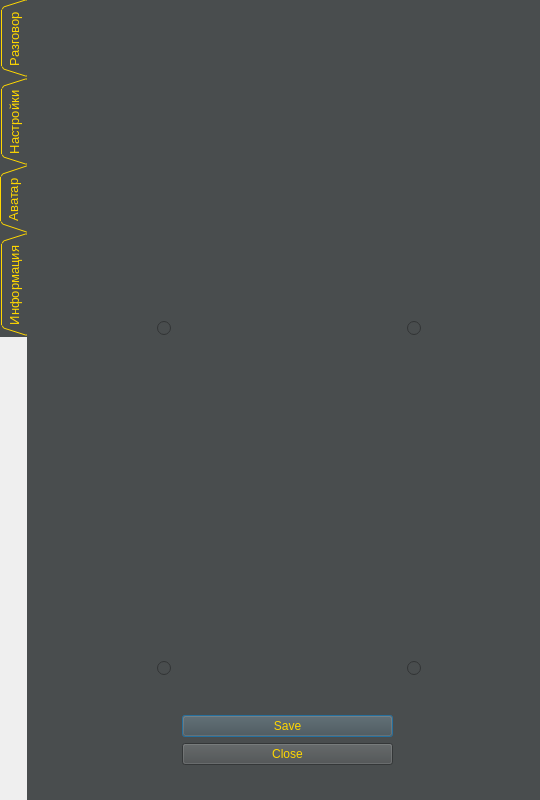
The window that src/ui/design.ui (Lilith0x/FQW) describes before a commit, drawn with Qt 5.
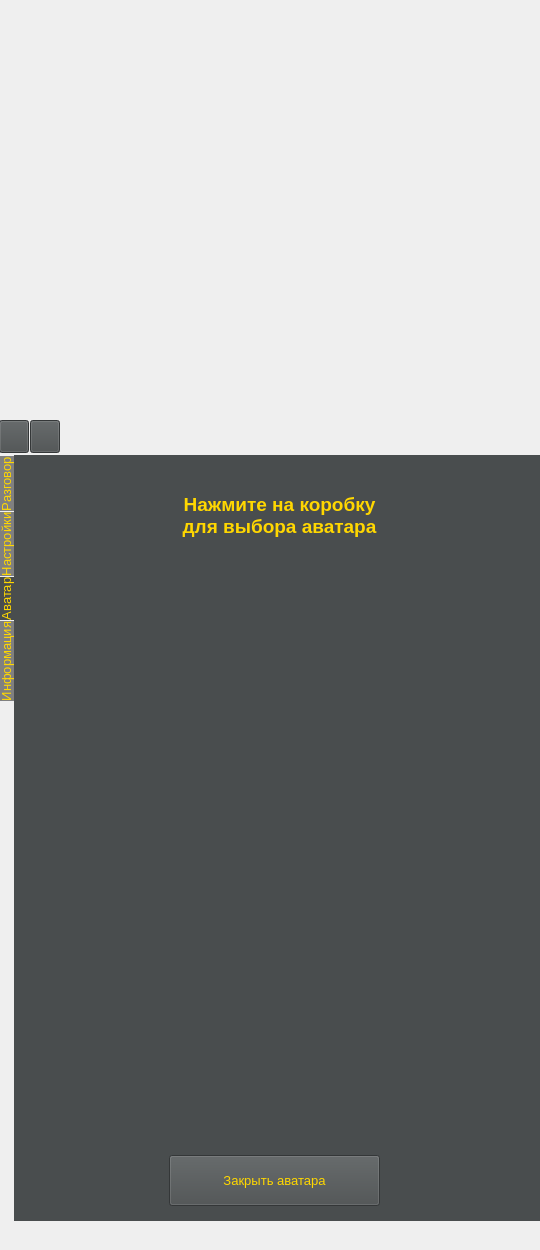
The same window after the commit. The open tabs and pages were chosen to show the change. Icons and pictures are not drawn.

What changed in the file:
```diff
--- a/src/ui/design.ui
+++ b/src/ui/design.ui
@@ -13,19 +13,19 @@
     <x>0</x>
     <y>0</y>
     <width>540</width>
-    <height>800</height>
+    <height>1250</height>
    </rect>
   </property>
   <property name="minimumSize">
    <size>
     <width>540</width>
-    <height>800</height>
+    <height>1250</height>
    </size>
   </property>
   <property name="maximumSize">
    <size>
     <width>540</width>
-    <height>800</height>
+    <height>1250</height>
    </size>
   </property>
   <property name="baseSize">
@@ -81,15 +81,17 @@
    </property>
    <property name="styleSheet">
     <string notr="true">border-color: rgb(73, 77, 78);
+color: rgb(255, 215, 0);
+
 </string>
    </property>
    <widget class="QTabWidget" name="tabWidget">
     <property name="geometry">
      <rect>
-      <x>0</x>
-      <y>-1</y>
+      <x>-1</x>
+      <y>455</y>
       <width>551</width>
-      <height>821</height>
+      <height>766</height>
      </rect>
     </property>
     <property name="font">
@@ -116,8 +118,29 @@
      <bool>false</bool>
     </property>
     <property name="styleSheet">
-     <string notr="true">color: rgb(255, 215, 0);
-background-color: rgb(73, 77, 78);
+     <string notr="true">QTabWidget::pane
+{
+	border:1px;
+	background:rgb(73, 77, 78);
+
+
+}
+
+QTabBar::tab
+{
+	background:rgb(128, 128, 128);
+	min-width: 4ex;
+	min-height: 35ex;
+	margin-top: 1px;
+	
+	color: rgb(255, 215, 0);
+
+}
+
+QTabBar::tab::selected
+{
+	background:rgb(73, 77, 78);
+}
 
 
 </string>
@@ -126,7 +149,7 @@
      <enum>QTabWidget::West</enum>
     </property>
     <property name="tabShape">
-     <enum>QTabWidget::Triangular</enum>
+     <enum>QTabWidget::Rounded</enum>
     </property>
     <property name="currentIndex">
      <number>3</number>
@@ -690,150 +713,20 @@
      </widget>
     </widget>
     <widget class="QWidget" name="tab">
+     <property name="styleSheet">
+      <string notr="true">background-color: rgb(73, 77, 78);
+</string>
+     </property>
      <attribute name="title">
       <string>Аватар</string>
      </attribute>
-     <widget class="QRadioButton" name="radioButton">
-      <property name="geometry">
-       <rect>
-        <x>130</x>
-        <y>320</y>
-        <width>18</width>
-        <height>18</height>
-       </rect>
-      </property>
-      <property name="text">
-       <string/>
-      </property>
-     </widget>
-     <widget class="QRadioButton" name="radioButton_2">
-      <property name="geometry">
-       <rect>
-        <x>380</x>
-        <y>320</y>
-        <width>18</width>
-        <height>18</height>
-       </rect>
-      </property>
-      <property name="text">
-       <string/>
-      </property>
-     </widget>
-     <widget class="QRadioButton" name="radioButton_3">
-      <property name="geometry">
-       <rect>
-        <x>130</x>
-        <y>660</y>
-        <width>18</width>
-        <height>18</height>
-       </rect>
-      </property>
-      <property name="text">
-       <string/>
-      </property>
-     </widget>
-     <widget class="QRadioButton" name="radioButton_4">
-      <property name="geometry">
-       <rect>
-        <x>380</x>
-        <y>660</y>
-        <width>18</width>
-        <height>18</height>
-       </rect>
-      </property>
-      <property name="text">
-       <string/>
-      </property>
-     </widget>
-     <widget class="QLabel" name="label">
-      <property name="geometry">
-       <rect>
-        <x>270</x>
-        <y>370</y>
-        <width>230</width>
-        <height>280</height>
-       </rect>
-      </property>
-      <property name="text">
-       <string/>
-      </property>
-      <property name="pixmap">
-       <pixmap>resours/коробки/pngwin111111111g.com (4).png</pixmap>
-      </property>
-      <property name="scaledContents">
-       <bool>true</bool>
-      </property>
-      <property name="alignment">
-       <set>Qt::AlignCenter</set>
-      </property>
-     </widget>
-     <widget class="QLabel" name="label_2">
-      <property name="geometry">
-       <rect>
-        <x>20</x>
-        <y>370</y>
-        <width>230</width>
-        <height>280</height>
-       </rect>
-      </property>
-      <property name="text">
-       <string/>
-      </property>
-      <property name="pixmap">
-       <pixmap>resours/коробки/pwertwfngwing.com (1).png</pixmap>
-      </property>
-      <property name="scaledContents">
-       <bool>true</bool>
-      </property>
-     </widget>
-     <widget class="QLabel" name="label_3">
-      <property name="geometry">
-       <rect>
-        <x>270</x>
-        <y>30</y>
-        <width>230</width>
-        <height>280</height>
-       </rect>
-      </property>
-      <property name="text">
-       <string/>
-      </property>
-      <property name="pixmap">
-       <pixmap>resours/коробки/pngwinaeeg.com (3).png</pixmap>
-      </property>
-      <property name="scaledContents">
-       <bool>true</bool>
-      </property>
-      <property name="alignment">
-       <set>Qt::AlignCenter</set>
-      </property>
-     </widget>
-     <widget class="QLabel" name="label_4">
-      <property name="geometry">
-       <rect>
-        <x>20</x>
-        <y>30</y>
-        <width>230</width>
-        <height>280</height>
-       </rect>
-      </property>
-      <property name="text">
-       <string/>
-      </property>
-      <property name="pixmap">
-       <pixmap>resours/коробки/p111111ngwing.com.png</pixmap>
-      </property>
-      <property name="scaledContents">
-       <bool>true</bool>
-      </property>
-     </widget>
-     <widget class="QDialogButtonBox" name="buttonBox">
+     <widget class="QPushButton" name="pushButton_6">
       <property name="geometry">
        <rect>
         <x>155</x>
-        <y>710</y>
+        <y>700</y>
         <width>211</width>
-        <height>61</height>
+        <height>51</height>
        </rect>
       </property>
       <property name="sizeIncrement">
@@ -850,19 +743,142 @@
       </property>
       <property name="font">
        <font>
-        <pointsize>12</pointsize>
+        <pointsize>10</pointsize>
        </font>
       </property>
-      <property name="orientation">
-       <enum>Qt::Vertical</enum>
+      <property name="text">
+       <string>Закрыть аватара</string>
       </property>
-      <property name="standardButtons">
-       <set>QDialogButtonBox::Close|QDialogButtonBox::Save</set>
+     </widget>
+     <widget class="QPushButton" name="pushButton_5">
+      <property name="geometry">
+       <rect>
+        <x>20</x>
+        <y>120</y>
+        <width>230</width>
+        <height>280</height>
+       </rect>
       </property>
-      <property name="centerButtons">
+      <property name="styleSheet">
+       <string notr="true"/>
+      </property>
+      <property name="text">
+       <string/>
+      </property>
+      <property name="icon">
+       <iconset>
+        <normaloff>resours/box/p111111ngwing.com.png</normaloff>resours/box/p111111ngwing.com.png</iconset>
+      </property>
+      <property name="iconSize">
+       <size>
+        <width>330</width>
+        <height>290</height>
+       </size>
+      </property>
+      <property name="flat">
        <bool>true</bool>
       </property>
      </widget>
+     <widget class="QPushButton" name="pushButton_10">
+      <property name="geometry">
+       <rect>
+        <x>270</x>
+        <y>120</y>
+        <width>230</width>
+        <height>280</height>
+       </rect>
+      </property>
+      <property name="styleSheet">
+       <string notr="true"/>
+      </property>
+      <property name="text">
+       <string/>
+      </property>
+      <property name="icon">
+       <iconset>
+        <normaloff>resours/box/pngwin111111111g.com (4).png</normaloff>resours/box/pngwin111111111g.com (4).png</iconset>
+      </property>
+      <property name="iconSize">
+       <size>
+        <width>330</width>
+        <height>290</height>
+       </size>
+      </property>
+      <property name="flat">
+       <bool>true</bool>
+      </property>
+     </widget>
+     <widget class="QPushButton" name="pushButton_11">
+      <property name="geometry">
+       <rect>
+        <x>270</x>
+        <y>410</y>
+        <width>230</width>
+        <height>280</height>
+       </rect>
+      </property>
+      <property name="styleSheet">
+       <string notr="true"/>
+      </property>
+      <property name="text">
+       <string/>
+      </property>
+      <property name="icon">
+       <iconset>
+        <normaloff>resours/box/pwertwfngwing.com (1).png</normaloff>resours/box/pwertwfngwing.com (1).png</iconset>
+      </property>
+      <property name="iconSize">
+       <size>
+        <width>330</width>
+        <height>290</height>
+       </size>
+      </property>
+      <property name="flat">
+       <bool>true</bool>
+      </property>
+     </widget>
+     <widget class="QPushButton" name="pushButton_12">
+      <property name="geometry">
+       <rect>
+        <x>20</x>
+        <y>410</y>
+        <width>230</width>
+        <height>280</height>
+       </rect>
+      </property>
+      <property name="styleSheet">
+       <string notr="true"/>
+      </property>
+      <property name="text">
+       <string/>
+      </property>
+      <property name="icon">
+       <iconset>
+        <normaloff>resours/box/pngwinaeeg.com (3).png</normaloff>resours/box/pngwinaeeg.com (3).png</iconset>
+      </property>
+      <property name="iconSize">
+       <size>
+        <width>330</width>
+        <height>290</height>
+       </size>
+      </property>
+      <property name="flat">
+       <bool>true</bool>
+      </property>
+     </widget>
+     <widget class="QLabel" name="label">
+      <property name="geometry">
+       <rect>
+        <x>30</x>
+        <y>20</y>
+        <width>471</width>
+        <height>81</height>
+       </rect>
+      </property>
+      <property name="text">
+       <string>&lt;html&gt;&lt;head/&gt;&lt;body&gt;&lt;p align=&quot;center&quot;&gt;&lt;span style=&quot; font-size:14pt; font-weight:600;&quot;&gt;Нажмите на коробку &lt;br/&gt;для выбора аватара&lt;/span&gt;&lt;/p&gt;&lt;/body&gt;&lt;/html&gt;</string>
+      </property>
+     </widget>
     </widget>
     <widget class="QWidget" name="tab_3">
      <attribute name="title">
@@ -904,6 +920,107 @@
      </widget>
     </widget>
    </widget>
+   <widget class="QPushButton" name="pushButton_3">
+    <property name="geometry">
+     <rect>
+      <x>-1</x>
+      <y>420</y>
+      <width>30</width>
+      <height>33</height>
+     </rect>
+    </property>
+    <property name="font">
+     <font>
+      <pointsize>36</pointsize>
+      <weight>50</weight>
+      <bold>false</bold>
+     </font>
+    </property>
+    <property name="styleSheet">
+     <string notr="true">background-color: rgb(73, 77, 78);</string>
+    </property>
+    <property name="text">
+     <string/>
+    </property>
+    <property name="icon">
+     <iconset>
+      <normaloff>resours/свернуть1.png</normaloff>resours/свернуть1.png</iconset>
+    </property>
+    <property name="iconSize">
+     <size>
+      <width>30</width>
+      <height>30</height>
+     </size>
+    </property>
+    <property name="flat">
+     <bool>false</bool>
+    </property>
+   </widget>
+   <widget class="QPushButton" name="pushButton_4">
+    <property name="geometry">
+     <rect>
+      <x>30</x>
+      <y>420</y>
+      <width>30</width>
+      <height>33</height>
+     </rect>
+    </property>
+    <property name="font">
+     <font>
+      <pointsize>20</pointsize>
+     </font>
+    </property>
+    <property name="layoutDirection">
+     <enum>Qt::LeftToRight</enum>
+    </property>
+    <property name="styleSheet">
+     <string notr="true">background-color: rgb(73, 77, 78);</string>
+    </property>
+    <property name="text">
+     <string/>
+    </property>
+    <property name="icon">
+     <iconset>
+      <normaloff>resours/Бвыход1.png</normaloff>resours/Бвыход1.png</iconset>
+    </property>
+    <property name="iconSize">
+     <size>
+      <width>30</width>
+      <height>30</height>
+     </size>
+    </property>
+    <property name="autoDefault">
+     <bool>false</bool>
+    </property>
+    <property name="default">
+     <bool>false</bool>
+    </property>
+    <property name="flat">
+     <bool>false</bool>
+    </property>
+   </widget>
+   <widget class="QLabel" name="label_13">
+    <property name="geometry">
+     <rect>
+      <x>129</x>
+      <y>20</y>
+      <width>321</width>
+      <height>451</height>
+     </rect>
+    </property>
+    <property name="styleSheet">
+     <string notr="true"/>
+    </property>
+    <property name="text">
+     <string/>
+    </property>
+    <property name="pixmap">
+     <pixmap>resours/head/2.png</pixmap>
+    </property>
+    <property name="alignment">
+     <set>Qt::AlignBottom|Qt::AlignHCenter</set>
+    </property>
+   </widget>
   </widget>
   <action name="actiondffgf">
    <property name="text">
```
Left out of the diff: 39 changed lines with no effect on the pictures.
